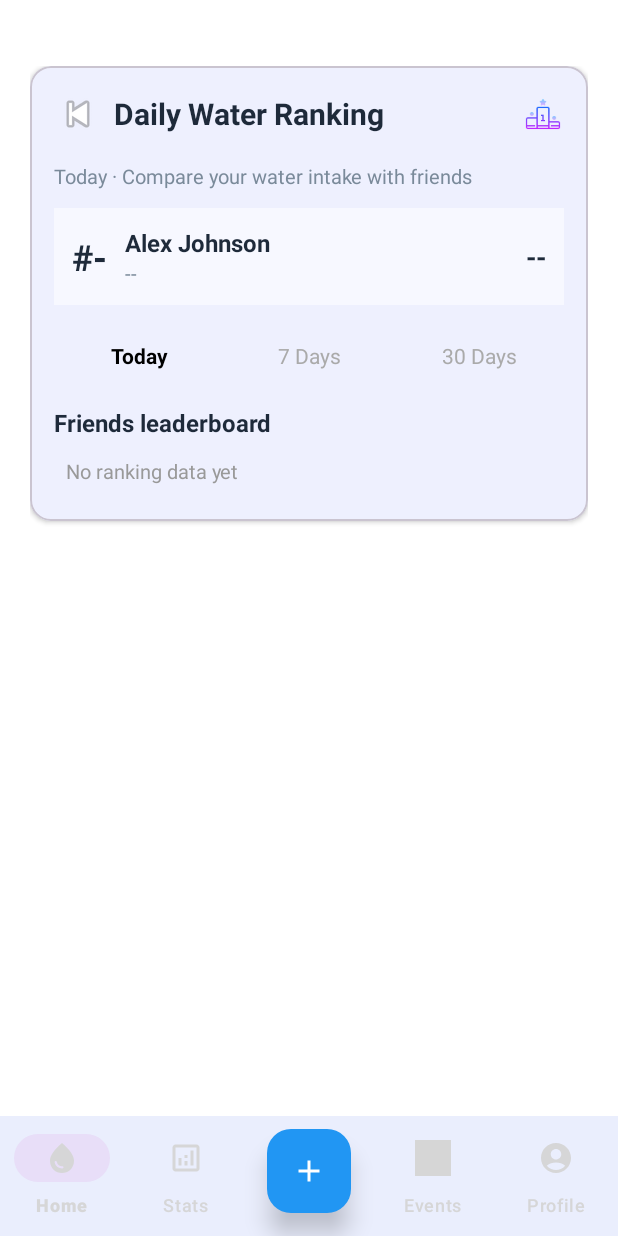
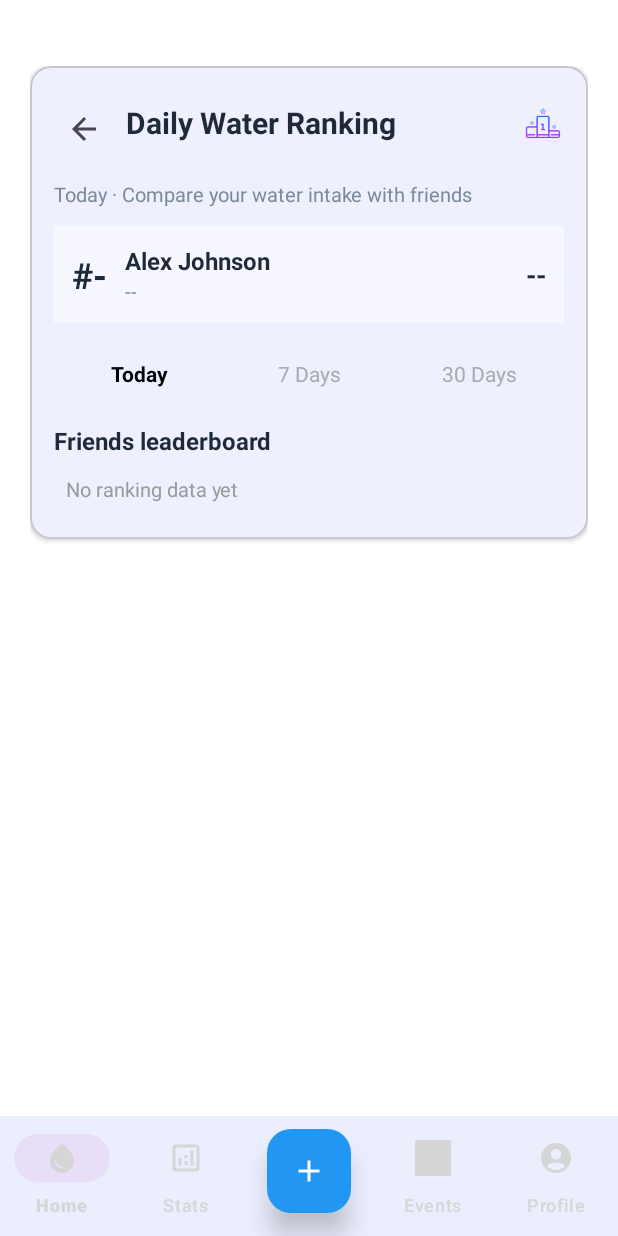
Before and after one commit to davidwxcui/waterwise, an Android app: the UserRankingFragment screen opened through its navigation route, on a phone screen of 412 x 824 dp. Run offline under Robolectric (Android 15) with nearby library versions, the light colour scheme and no system bars; our stand-ins replace Firebase (no records; nobody signed in at launch, a user with empty details on screens opened directly), navigation-ui; 1 statement that could not run was skipped; grey boxes are pictures that could not be loaded.

Commit message:
back icon

```diff
--- a/waterwise/app/src/main/res/layout/fragment_user_ranking.xml
+++ b/waterwise/app/src/main/res/layout/fragment_user_ranking.xml
@@ -37,12 +37,12 @@
 
                     <ImageButton
                         android:id="@+id/btnBackRanking"
-                        android:layout_width="32dp"
-                        android:layout_height="32dp"
+                        android:layout_width="40dp"
+                        android:layout_height="40dp"
+                        android:layout_marginTop="4dp"
                         android:background="?attr/selectableItemBackgroundBorderless"
-                        android:src="@android:drawable/ic_media_previous"
-                        android:contentDescription="Back" />
-
+                        android:contentDescription="@string/content_desc_go_back"
+                        android:src="@drawable/ic_arrow_back" />
                     <TextView
                         android:layout_width="0dp"
                         android:layout_height="wrap_content"
```
Also changed, not shown: waterwise/app/src/main/res/layout/fragment_friends.xml (+6 -5 lines), waterwise/app/src/main/res/layout/fragment_game_ranking.xml (+6 -4 lines).
